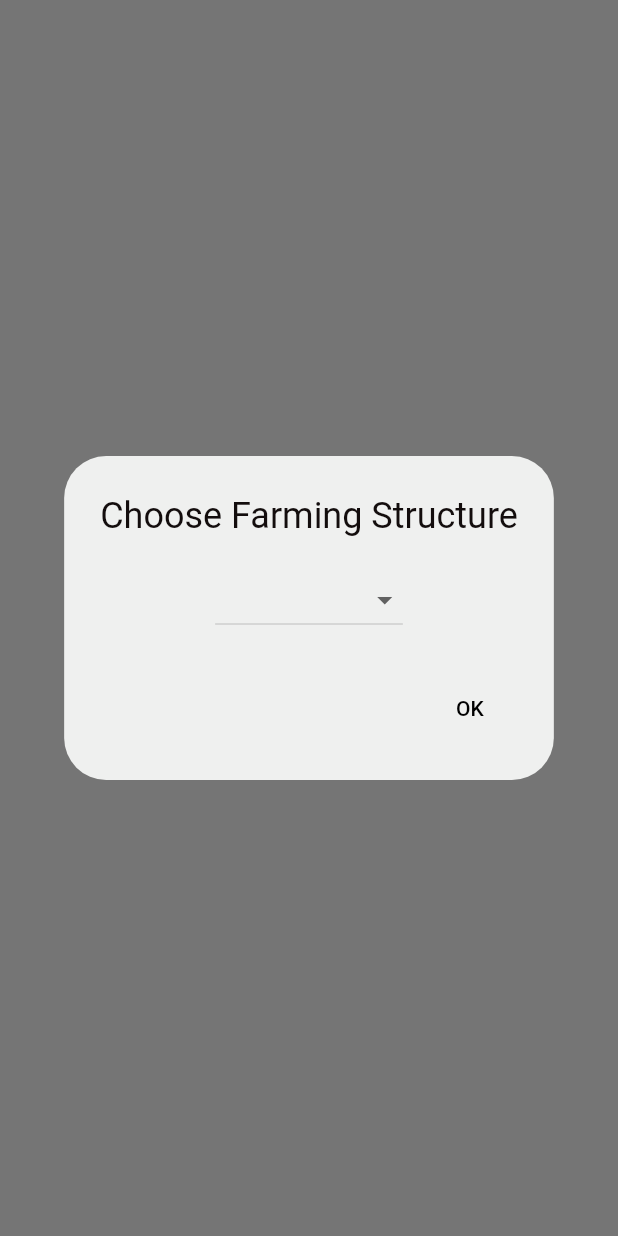
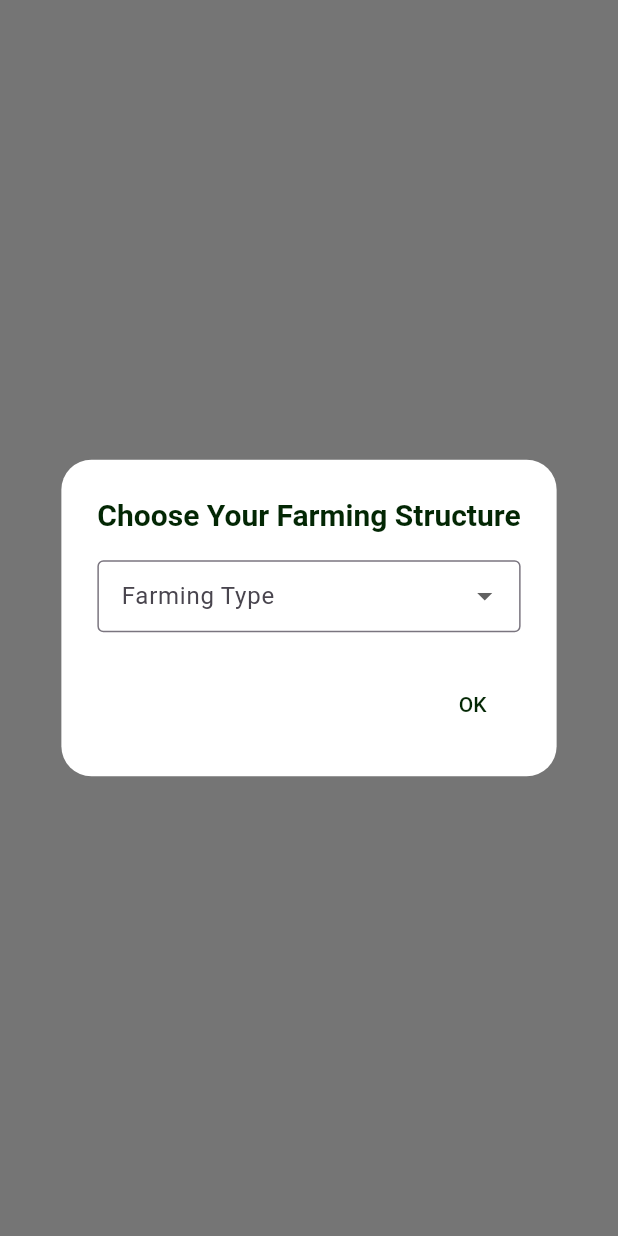
Before and after one commit to Fabrone/Kilimo-Mkononi, a Flutter app: the FieldDataInputPage screen opened directly with empty values, after a tap on "OK", on a phone screen of 412 x 824 dp. Run offline on Flutter 3.47's test engine with Material 3 defaults, Android fonts, the phone set to English and light mode, and no system bars; our stand-ins replace carousel_slider, cloud_firestore, csv, firebase_auth, firebase_core, fl_chart and 6 more; accounts and stored records are empty.

Commit message:
Field data page changes

```diff
--- /dev/null
+++ b/devtools_options.yaml
@@ -0,0 +1,3 @@
+description: This file stores settings for Dart & Flutter DevTools.
+documentation: https://docs.flutter.dev/tools/devtools/extensions#configure-extension-enablement-states
+extensions:
--- a/lib/main.dart
+++ b/lib/main.dart
@@ -1,14 +1,16 @@
-
 import 'package:flutter/material.dart';
 import 'package:firebase_core/firebase_core.dart';
 import 'package:kilimomkononi/authentication/splashscreen.dart';
 import 'package:kilimomkononi/authentication/login.dart';
 import 'package:kilimomkononi/authentication/registration.dart';
 import 'package:kilimomkononi/home.dart';
+import 'firebase_options.dart';
 
 void main() async {
   WidgetsFlutterBinding.ensureInitialized();
-  await Firebase.initializeApp();
+  await Firebase.initializeApp(
+    options: DefaultFirebaseOptions.currentPlatform,
+  );
   runApp(const MyApp());
 }
 
--- a/lib/screens/field_data_input_page.dart
+++ b/lib/screens/field_data_input_page.dart
@@ -2,14 +2,10 @@ import 'package:flutter/material.dart';
 import 'package:cloud_firestore/cloud_firestore.dart';
 import 'package:flutter_local_notifications/flutter_local_notifications.dart';
 import 'package:timezone/data/latest.dart' as tz;
-//import 'package:timezone/timezone.dart' as tz;
 import 'package:kilimomkononi/screens/plot_input_form.dart';
-import 'package:kilimomkononi/screens/plot_summary_tab.dart';
-import 'package:kilimomkononi/screens/plot_analytics_tab.dart';
-//import 'package:kilimomkononi/models/field_data_model.dart';
 
 class FieldDataInputPage extends StatefulWidget {
-  final String userId; // Pass this from your app's auth system
+  final String userId; // Matches Firebase Auth UID from HomePage
 
   const FieldDataInputPage({required this.userId, super.key});
 
@@ -17,10 +13,10 @@ class FieldDataInputPage extends StatefulWidget {
   State<FieldDataInputPage> createState() => _FieldDataInputPageState();
 }
 
-class _FieldDataInputPageState extends State<FieldDataInputPage> {
-  String? _farmingScenario; // "multiple", "intercrop", "single"
+class _FieldDataInputPageState extends State<FieldDataInputPage> with SingleTickerProviderStateMixin {
+  String? _farmingScenario;
   List<String> _plotIds = [];
-  int _currentPlotIndex = 0;
+  late TabController _tabController;
   late FlutterLocalNotificationsPlugin _notificationsPlugin;
 
   @override
@@ -29,9 +25,16 @@ class _FieldDataInputPageState extends State<FieldDataInputPage> {
     tz.initializeTimeZones();
     _initializeNotifications();
     _loadFarmingScenario();
+    _tabController = TabController(length: 1, vsync: this); // Initial length, updated later
   }
 
-  void _initializeNotifications() async {
+  @override
+  void dispose() {
+    _tabController.dispose();
+    super.dispose();
+  }
+
+  Future<void> _initializeNotifications() async {
     _notificationsPlugin = FlutterLocalNotificationsPlugin();
     const androidSettings = AndroidInitializationSettings('@mipmap/ic_launcher');
     const initSettings = InitializationSettings(android: androidSettings);
@@ -42,66 +45,92 @@ class _FieldDataInputPageState extends State<FieldDataInputPage> {
   }
 
   Future<void> _loadFarmingScenario() async {
+    final scaffoldMessenger = ScaffoldMessenger.of(context);
     try {
       final snapshot = await FirebaseFirestore.instance
           .collection('fielddata')
           .where('userId', isEqualTo: widget.userId)
           .get();
       if (snapshot.docs.isEmpty) {
-        _showOnboardingDialog();
+        await _showOnboardingDialog();
       } else {
         setState(() {
-          _plotIds = snapshot.docs.map((doc) => doc.id).toList();
+          _plotIds = snapshot.docs.map((doc) => doc['plotId'] as String).toList();
           _farmingScenario = _plotIds.length > 1
               ? 'multiple'
               : _plotIds.first.contains('Intercrop')
                   ? 'intercrop'
                   : 'single';
+          _tabController = TabController(length: _plotIds.length, vsync: this);
         });
       }
     } catch (e) {
       if (mounted) {
-        ScaffoldMessenger.of(context).showSnackBar(
-          SnackBar(content: Text('Error loading data: $e')),
-        );
+        scaffoldMessenger.showSnackBar(SnackBar(content: Text('Error loading data: $e')));
       }
     }
   }
 
   Future<void> _showOnboardingDialog() async {
+    final scaffoldMessenger = ScaffoldMessenger.of(context);
     String? scenario;
     int? plotCount;
+    String? plotLabelPrefix;
+
     await showDialog(
       context: context,
       barrierDismissible: false,
-      builder: (context) => AlertDialog(
-        backgroundColor: const Color.fromRGBO(239, 240, 239, 1),
-        title: const Text('Choose Farming Structure', style: TextStyle(color: Color.fromARGB(255, 19, 13, 13))),
+      builder: (dialogContext) => AlertDialog(
+        shape: RoundedRectangleBorder(borderRadius: BorderRadius.circular(20)),
+        backgroundColor: Colors.white,
+        title: const Text(
+          'Choose Your Farming Structure',
+          style: TextStyle(fontSize: 20, fontWeight: FontWeight.bold, color: Color.fromARGB(255, 3, 39, 4)),
+        ),
         content: StatefulBuilder(
-          builder: (context, setState) => Column(
+          builder: (context, setState) => SingleChildScrollView(
+            child: Column(
               mainAxisSize: MainAxisSize.min,
               children: [
-              DropdownButton<String>(
+                DropdownButtonFormField<String>(
                   value: scenario,
-                dropdownColor: const Color.fromRGBO(249, 250, 249, 1),
+                  decoration: const InputDecoration(
+                    labelText: 'Farming Type',
+                    border: OutlineInputBorder(),
+                    contentPadding: EdgeInsets.symmetric(horizontal: 12, vertical: 8),
+                  ),
                   items: const [
-                  DropdownMenuItem(value: 'multiple', child: Text('Multiple Plots', style: TextStyle(color: Colors.black))),
-                  DropdownMenuItem(value: 'intercrop', child: Text('Intercropping', style: TextStyle(color: Colors.black))),
-                  DropdownMenuItem(value: 'single', child: Text('Single Crop', style: TextStyle(color: Colors.black))),
+                    DropdownMenuItem(value: 'multiple', child: Text('Multiple Plots')),
+                    DropdownMenuItem(value: 'intercrop', child: Text('Intercropping')),
+                    DropdownMenuItem(value: 'single', child: Text('Single Crop')),
                   ],
                   onChanged: (value) => setState(() => scenario = value),
                 ),
-              if (scenario == 'multiple')
-                TextField(
+                if (scenario == 'multiple') ...[
+                  const SizedBox(height: 16),
+                  TextFormField(
                     decoration: const InputDecoration(
-                    hintText: 'Number of plots',
-                    hintStyle: TextStyle(color: Color.fromRGBO(7, 3, 3, 0.702)),
+                      labelText: 'Number of Plots',
+                      hintText: 'e.g., 3',
+                      border: OutlineInputBorder(),
+                      contentPadding: EdgeInsets.symmetric(horizontal: 12, vertical: 8),
                     ),
-                  style: const TextStyle(color: Color.fromARGB(255, 17, 9, 9)),
                     keyboardType: TextInputType.number,
                     onChanged: (value) => plotCount = int.tryParse(value),
                   ),
+                  const SizedBox(height: 16),
+                  TextFormField(
+                    decoration: const InputDecoration(
+                      labelText: 'Plot Label Prefix',
+                      hintText: 'e.g., Plot, Field, Section',
+                      border: OutlineInputBorder(),
+                      contentPadding: EdgeInsets.symmetric(horizontal: 12, vertical: 8),
+                    ),
+                    onChanged: (value) => plotLabelPrefix = value.isNotEmpty ? value : 'Plot',
+                  ),
                 ],
+              ],
+            ),
           ),
         ),
         actions: [
@@ -111,21 +140,25 @@ class _FieldDataInputPageState extends State<FieldDataInputPage> {
                 setState(() {
                   _farmingScenario = scenario;
                   if (scenario == 'multiple') {
-                    _plotIds = List.generate(plotCount!, (i) => 'Plot ${i + 1}');
+                    _plotIds = List.generate(
+                      plotCount!,
+                      (i) => '${plotLabelPrefix ?? 'Plot'} ${i + 1}',
+                    );
                   } else if (scenario == 'intercrop') {
                     _plotIds = ['Intercrop'];
                   } else {
                     _plotIds = ['SingleCrop'];
                   }
+                  _tabController = TabController(length: _plotIds.length, vsync: this);
                 });
-                Navigator.pop(context);
+                Navigator.pop(dialogContext);
               } else if (mounted) {
-                ScaffoldMessenger.of(context).showSnackBar(
+                scaffoldMessenger.showSnackBar(
                   const SnackBar(content: Text('Please select a valid option')),
                 );
               }
             },
-            child: const Text('OK', style: TextStyle(color: Colors.black)),
+            child: const Text('OK', style: TextStyle(color: Color.fromARGB(255, 3, 39, 4))),
           ),
         ],
       ),
@@ -134,73 +167,57 @@ class _FieldDataInputPageState extends State<FieldDataInputPage> {
 
   @override
   Widget build(BuildContext context) {
-    if (_farmingScenario == null) return const SizedBox(); // Wait for onboarding
+    if (_farmingScenario == null) return const SizedBox();
 
     return DefaultTabController(
-      length: 3,
+      length: _plotIds.length,
       child: Scaffold(
         appBar: AppBar(
           backgroundColor: const Color.fromARGB(255, 3, 39, 4),
-          title: const Text('Field Data Input', style: TextStyle(color: Colors.white)),
-          actions: [
-            TextButton(
-              onPressed: _showOnboardingDialog,
-              child: const Text('Redefine Structure', style: TextStyle(color: Colors.white70)),
+          title: const Text(
+            'Field Data Management',
+            style: TextStyle(
+              color: Colors.white,
+              fontSize: 24,
+              fontWeight: FontWeight.bold,
             ),
-          ],
-          bottom: TabBar(
+          ),
+        ),
+        body: Column(
+          children: [
+            TabBar(
+              controller: _tabController,
+              isScrollable: true,
               labelColor: Colors.white,
               unselectedLabelColor: Colors.white70,
               indicatorColor: const Color.fromRGBO(67, 145, 67, 1),
-            tabs: const [
-              Tab(text: 'Input'),
-              Tab(text: 'Summary'),
-              Tab(text: 'Analytics'),
-            ],
+              tabs: _plotIds.map((plotId) => Tab(text: plotId)).toList(),
+            ),
+            Expanded(
+              child: TabBarView(
+                controller: _tabController,
+                children: _plotIds.map((plotId) {
+                  return PlotInputForm(
+                    userId: widget.userId,
+                    plotId: plotId,
+                    notificationsPlugin: _notificationsPlugin,
+                  );
+                }).toList(),
               ),
             ),
-        body: _farmingScenario == 'multiple' && _plotIds.isNotEmpty
-            ? TabBarView(
-                children: [
-                  Column(
-                    children: [
-                      SizedBox(
-                        height: 50,
-                        child: ListView.builder(
-                          scrollDirection: Axis.horizontal,
-                          itemCount: _plotIds.length,
-                          itemBuilder: (context, index) => GestureDetector(
-                            onTap: () => setState(() => _currentPlotIndex = index),
-                            child: Container(
-                              padding: const EdgeInsets.symmetric(horizontal: 16, vertical: 8),
-                              color: _currentPlotIndex == index ? const Color.fromARGB(255, 14, 27, 14) : Colors.transparent,
-                              child: Text(_plotIds[index], style: const TextStyle(color: Colors.white)),
+            Padding(
+              padding: const EdgeInsets.all(16),
+              child: ElevatedButton(
+                onPressed: _showOnboardingDialog,
+                style: ElevatedButton.styleFrom(
+                  backgroundColor: const Color.fromARGB(255, 3, 39, 4),
+                  foregroundColor: Colors.white,
+                  padding: const EdgeInsets.symmetric(horizontal: 20, vertical: 12),
+                  shape: RoundedRectangleBorder(borderRadius: BorderRadius.circular(8)),
+                ),
+                child: const Text('Redefine Structure', style: TextStyle(fontSize: 16)),
               ),
             ),
-                        ),
-                      ),
-                      Expanded(
-                        child: PlotInputForm(
-                          userId: widget.userId,
-                          plotId: _plotIds[_currentPlotIndex],
-                          notificationsPlugin: _notificationsPlugin,
-                        ),
-                      ),
-                    ],
-                  ),
-                  PlotSummaryTab(userId: widget.userId, plotIds: _plotIds),
-                  PlotAnalyticsTab(userId: widget.userId, plotIds: _plotIds),
-                ],
-              )
-            : TabBarView(
-                children: [
-                  PlotInputForm(
-                    userId: widget.userId,
-                    plotId: _plotIds.first,
-                    notificationsPlugin: _notificationsPlugin,
-                  ),
-                  PlotSummaryTab(userId: widget.userId, plotIds: _plotIds),
-                  PlotAnalyticsTab(userId: widget.userId, plotIds: _plotIds),
           ],
         ),
       ),
--- a/lib/screens/plot_analytics_tab.dart
+++ b/lib/screens/plot_analytics_tab.dart
@@ -3,7 +3,7 @@ import 'package:cloud_firestore/cloud_firestore.dart';
 import 'package:kilimomkononi/models/field_data_model.dart';
 
 class PlotAnalyticsTab extends StatelessWidget {
-  final String userId; // Matches Firebase Auth UID from HomePage
+  final String userId;
   final List<String> plotIds;
 
   const PlotAnalyticsTab({required this.userId, required this.plotIds, super.key});
@@ -14,6 +14,7 @@ class PlotAnalyticsTab extends StatelessWidget {
       stream: FirebaseFirestore.instance
           .collection('fielddata')
           .where('userId', isEqualTo: userId)
+          .where('plotId', whereIn: plotIds)
           .snapshots(),
       builder: (context, snapshot) {
         if (snapshot.hasError) {
@@ -54,7 +55,7 @@ class PlotAnalyticsTab extends StatelessWidget {
                 style: TextStyle(
                   fontSize: 20,
                   fontWeight: FontWeight.bold,
-                  color: Color.fromARGB(255, 3, 39, 4), // Match app theme
+                  color: Color.fromARGB(255, 3, 39, 4),
                 ),
               ),
               const SizedBox(height: 16),
```
Also changed, not shown: lib/models/field_data_model.dart (+8 -8 lines), lib/screens/plot_input_form.dart (+123 -46 lines), lib/screens/plot_summary_tab.dart (+5 -18 lines). Lines whose indentation alone changed are shown as unchanged.
